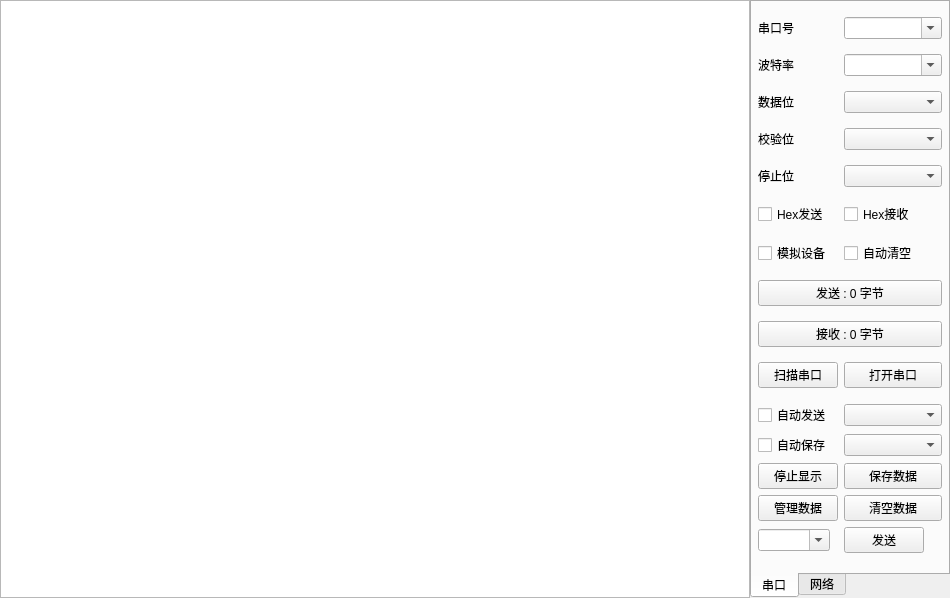
Qt form module/SerialPort/Ui_frmComTool.ui (zhengyeli/littleTools) before a commit.
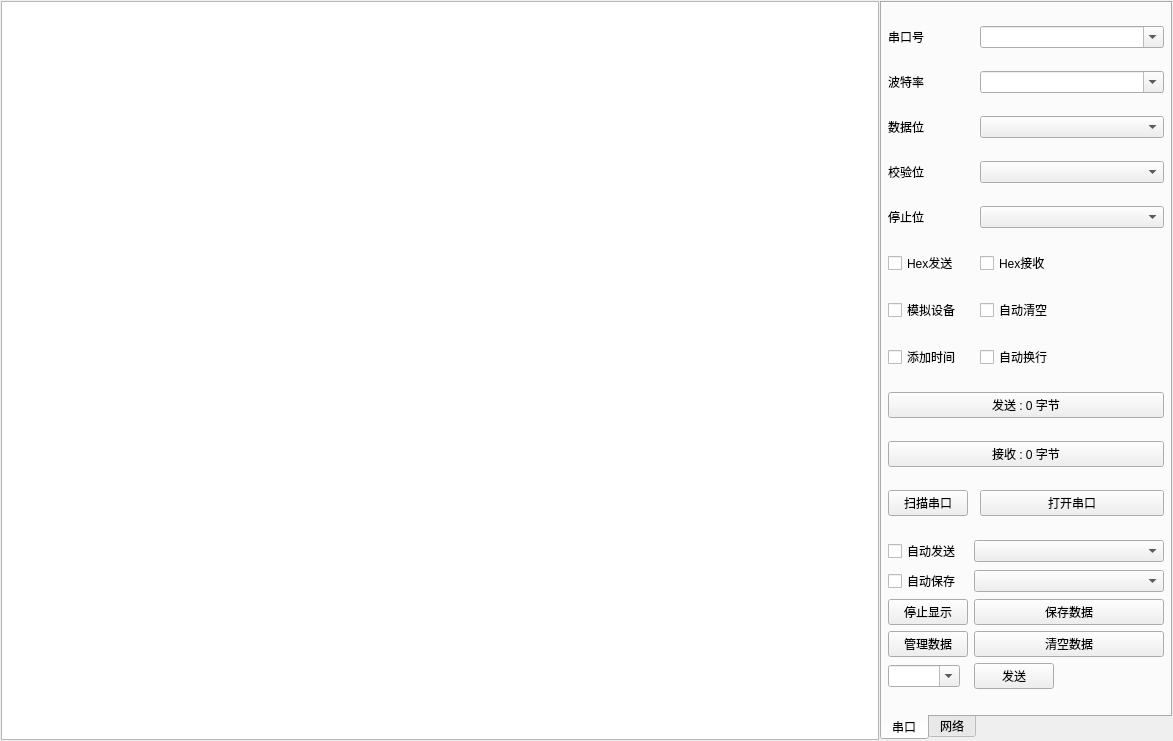
The same form after that commit.

Commit message: add serial custom quick send

```diff
--- a/module/SerialPort/Ui_frmComTool.ui
+++ b/module/SerialPort/Ui_frmComTool.ui
@@ -6,8 +6,8 @@
    <rect>
     <x>0</x>
     <y>0</y>
-    <width>950</width>
-    <height>598</height>
+    <width>1173</width>
+    <height>741</height>
    </rect>
   </property>
   <layout class="QGridLayout" name="gridLayout_3">
@@ -27,45 +27,33 @@
     <number>0</number>
    </property>
    <item row="0" column="0">
-    <widget class="QTextEdit" name="txtMain">
-     <property name="enabled">
-      <bool>true</bool>
-     </property>
+    <widget class="QWidget" name="widgeMain" native="true">
      <property name="sizePolicy">
       <sizepolicy hsizetype="Preferred" vsizetype="Preferred">
-       <horstretch>100</horstretch>
-       <verstretch>100</verstretch>
+       <horstretch>0</horstretch>
+       <verstretch>0</verstretch>
       </sizepolicy>
      </property>
-     <property name="font">
-      <font>
-       <pointsize>12</pointsize>
-      </font>
-     </property>
-     <property name="frameShape">
-      <enum>QFrame::StyledPanel</enum>
-     </property>
-     <property name="verticalScrollBarPolicy">
-      <enum>Qt::ScrollBarAsNeeded</enum>
-     </property>
-     <property name="horizontalScrollBarPolicy">
-      <enum>Qt::ScrollBarAsNeeded</enum>
-     </property>
-     <property name="tabChangesFocus">
-      <bool>true</bool>
-     </property>
-     <property name="lineWrapMode">
-      <enum>QTextEdit::NoWrap</enum>
-     </property>
-     <property name="readOnly">
-      <bool>true</bool>
-     </property>
-     <property name="cursorWidth">
-      <number>3</number>
-     </property>
-    </widget>
-   </item>
-   <item row="0" column="1">
+     <layout class="QHBoxLayout" name="horizontalLayout" stretch="6,2">
+      <property name="spacing">
+       <number>1</number>
+      </property>
+      <property name="leftMargin">
+       <number>1</number>
+      </property>
+      <property name="topMargin">
+       <number>1</number>
+      </property>
+      <property name="rightMargin">
+       <number>1</number>
+      </property>
+      <property name="bottomMargin">
+       <number>1</number>
+      </property>
+      <item>
+       <widget class="QTextEdit" name="txtMain"/>
+      </item>
+      <item>
     <widget class="QWidget" name="widgetRight" native="true">
      <property name="sizePolicy">
       <sizepolicy hsizetype="Preferred" vsizetype="Preferred">
@@ -81,7 +69,7 @@
      </property>
      <property name="maximumSize">
       <size>
-       <width>200</width>
+          <width>300</width>
        <height>16777215</height>
       </size>
      </property>
@@ -129,28 +117,7 @@
           <property name="bottomMargin">
            <number>6</number>
           </property>
-          <item row="11" column="0" colspan="2">
-           <widget class="QPushButton" name="btnReceiveCount">
-            <property name="text">
-             <string>接收 : 0 字节</string>
-            </property>
-           </widget>
-          </item>
-          <item row="14" column="1">
-           <widget class="QPushButton" name="btnOpen">
-            <property name="text">
-             <string>打开串口</string>
-            </property>
-           </widget>
-          </item>
-          <item row="8" column="0">
-           <widget class="QCheckBox" name="ckDebug">
-            <property name="text">
-             <string>模拟设备</string>
-            </property>
-           </widget>
-          </item>
-          <item row="18" column="0" colspan="2">
+             <item row="19" column="0" colspan="3">
            <layout class="QGridLayout" name="gridLayout">
             <item row="0" column="0">
              <widget class="QCheckBox" name="ckAutoSend">
@@ -251,37 +218,8 @@
             </item>
            </layout>
           </item>
-          <item row="1" column="0">
-           <widget class="QLabel" name="labBaudRate">
-            <property name="sizePolicy">
-             <sizepolicy hsizetype="Fixed" vsizetype="Preferred">
-              <horstretch>0</horstretch>
-              <verstretch>0</verstretch>
-             </sizepolicy>
-            </property>
-            <property name="maximumSize">
-             <size>
-              <width>50</width>
-              <height>16777215</height>
-             </size>
-            </property>
-            <property name="text">
-             <string>波特率</string>
-            </property>
-           </widget>
-          </item>
-          <item row="4" column="1">
-           <widget class="QComboBox" name="cboxStopBit">
-            <property name="sizePolicy">
-             <sizepolicy hsizetype="Preferred" vsizetype="Fixed">
-              <horstretch>1</horstretch>
-              <verstretch>0</verstretch>
-             </sizepolicy>
-            </property>
-           </widget>
-          </item>
-          <item row="1" column="1">
-           <widget class="QComboBox" name="cboxBaudRate">
+             <item row="0" column="2">
+              <widget class="QComboBox" name="cboxPortName">
             <property name="sizePolicy">
              <sizepolicy hsizetype="Preferred" vsizetype="Fixed">
               <horstretch>1</horstretch>
@@ -293,20 +231,30 @@
             </property>
            </widget>
           </item>
-          <item row="2" column="1">
-           <widget class="QComboBox" name="cboxDataBit">
+             <item row="15" column="2">
+              <widget class="QPushButton" name="btnOpen">
+               <property name="text">
+                <string>打开串口</string>
+               </property>
+              </widget>
+             </item>
+             <item row="3" column="0">
+              <widget class="QLabel" name="labParity">
             <property name="sizePolicy">
-             <sizepolicy hsizetype="Preferred" vsizetype="Fixed">
-              <horstretch>1</horstretch>
+                <sizepolicy hsizetype="Fixed" vsizetype="Preferred">
+                 <horstretch>0</horstretch>
               <verstretch>0</verstretch>
              </sizepolicy>
             </property>
-           </widget>
-          </item>
-          <item row="14" column="0">
-           <widget class="QPushButton" name="btnScan">
+               <property name="text">
+                <string>校验位</string>
+               </property>
+              </widget>
+             </item>
+             <item row="8" column="2">
+              <widget class="QCheckBox" name="ckAutoClear">
             <property name="text">
-             <string>扫描串口</string>
+                <string>自动清空</string>
             </property>
            </widget>
           </item>
@@ -328,61 +276,45 @@
             </property>
            </widget>
           </item>
-          <item row="4" column="0">
-           <widget class="QLabel" name="labStopBit">
-            <property name="sizePolicy">
-             <sizepolicy hsizetype="Fixed" vsizetype="Preferred">
-              <horstretch>0</horstretch>
-              <verstretch>0</verstretch>
-             </sizepolicy>
-            </property>
+             <item row="12" column="0" colspan="3">
+              <widget class="QPushButton" name="btnReceiveCount">
             <property name="text">
-             <string>停止位</string>
+                <string>接收 : 0 字节</string>
             </property>
            </widget>
           </item>
-          <item row="0" column="0">
-           <widget class="QLabel" name="labPortName">
+             <item row="4" column="2">
+              <widget class="QComboBox" name="cboxStopBit">
             <property name="sizePolicy">
-             <sizepolicy hsizetype="Fixed" vsizetype="Preferred">
-              <horstretch>0</horstretch>
+                <sizepolicy hsizetype="Preferred" vsizetype="Fixed">
+                 <horstretch>1</horstretch>
               <verstretch>0</verstretch>
              </sizepolicy>
             </property>
-            <property name="text">
-             <string>串口号</string>
-            </property>
-           </widget>
-          </item>
-          <item row="3" column="0">
-           <widget class="QLabel" name="labParity">
-            <property name="sizePolicy">
-             <sizepolicy hsizetype="Fixed" vsizetype="Preferred">
-              <horstretch>0</horstretch>
-              <verstretch>0</verstretch>
-             </sizepolicy>
-            </property>
-            <property name="text">
-             <string>校验位</string>
-            </property>
-           </widget>
-          </item>
-          <item row="7" column="1">
+              </widget>
+             </item>
+             <item row="7" column="2">
            <widget class="QCheckBox" name="ckHexReceive">
             <property name="text">
              <string>Hex接收</string>
             </property>
            </widget>
           </item>
-          <item row="8" column="1">
-           <widget class="QCheckBox" name="ckAutoClear">
+             <item row="0" column="0">
+              <widget class="QLabel" name="labPortName">
+               <property name="sizePolicy">
+                <sizepolicy hsizetype="Fixed" vsizetype="Preferred">
+                 <horstretch>0</horstretch>
+                 <verstretch>0</verstretch>
+                </sizepolicy>
+               </property>
             <property name="text">
-             <string>自动清空</string>
+                <string>串口号</string>
             </property>
            </widget>
           </item>
-          <item row="0" column="1">
-           <widget class="QComboBox" name="cboxPortName">
+             <item row="1" column="2">
+              <widget class="QComboBox" name="cboxBaudRate">
             <property name="sizePolicy">
              <sizepolicy hsizetype="Preferred" vsizetype="Fixed">
               <horstretch>1</horstretch>
@@ -394,13 +326,37 @@
             </property>
            </widget>
           </item>
-          <item row="3" column="1">
-           <widget class="QComboBox" name="cboxParity">
+             <item row="4" column="0">
+              <widget class="QLabel" name="labStopBit">
             <property name="sizePolicy">
-             <sizepolicy hsizetype="Preferred" vsizetype="Fixed">
-              <horstretch>1</horstretch>
+                <sizepolicy hsizetype="Fixed" vsizetype="Preferred">
+                 <horstretch>0</horstretch>
               <verstretch>0</verstretch>
              </sizepolicy>
+               </property>
+               <property name="text">
+                <string>停止位</string>
+               </property>
+              </widget>
+             </item>
+             <item row="11" column="0" colspan="3">
+              <widget class="QPushButton" name="btnSendCount">
+               <property name="text">
+                <string>发送 : 0 字节</string>
+               </property>
+              </widget>
+             </item>
+             <item row="9" column="0">
+              <widget class="QCheckBox" name="cboxLogTime">
+               <property name="text">
+                <string>添加时间</string>
+               </property>
+              </widget>
+             </item>
+             <item row="8" column="0">
+              <widget class="QCheckBox" name="ckDebug">
+               <property name="text">
+                <string>模拟设备</string>
             </property>
            </widget>
           </item>
@@ -411,10 +367,56 @@
             </property>
            </widget>
           </item>
-          <item row="10" column="0" colspan="2">
-           <widget class="QPushButton" name="btnSendCount">
+             <item row="3" column="2">
+              <widget class="QComboBox" name="cboxParity">
+               <property name="sizePolicy">
+                <sizepolicy hsizetype="Preferred" vsizetype="Fixed">
+                 <horstretch>1</horstretch>
+                 <verstretch>0</verstretch>
+                </sizepolicy>
+               </property>
+              </widget>
+             </item>
+             <item row="15" column="0">
+              <widget class="QPushButton" name="btnScan">
             <property name="text">
-             <string>发送 : 0 字节</string>
+                <string>扫描串口</string>
+               </property>
+              </widget>
+             </item>
+             <item row="2" column="2">
+              <widget class="QComboBox" name="cboxDataBit">
+               <property name="sizePolicy">
+                <sizepolicy hsizetype="Preferred" vsizetype="Fixed">
+                 <horstretch>1</horstretch>
+                 <verstretch>0</verstretch>
+                </sizepolicy>
+               </property>
+              </widget>
+             </item>
+             <item row="1" column="0">
+              <widget class="QLabel" name="labBaudRate">
+               <property name="sizePolicy">
+                <sizepolicy hsizetype="Fixed" vsizetype="Preferred">
+                 <horstretch>0</horstretch>
+                 <verstretch>0</verstretch>
+                </sizepolicy>
+               </property>
+               <property name="maximumSize">
+                <size>
+                 <width>50</width>
+                 <height>16777215</height>
+                </size>
+               </property>
+               <property name="text">
+                <string>波特率</string>
+               </property>
+              </widget>
+             </item>
+             <item row="9" column="2">
+              <widget class="QCheckBox" name="cboxWrap">
+               <property name="text">
+                <string>自动换行</string>
             </property>
            </widget>
           </item>
@@ -553,6 +555,9 @@
           </item>
          </layout>
         </widget>
+          </widget>
+         </item>
+        </layout>
        </widget>
       </item>
      </layout>
```
Lines whose indentation alone changed are shown as unchanged. The commit also changes 10 other files.
